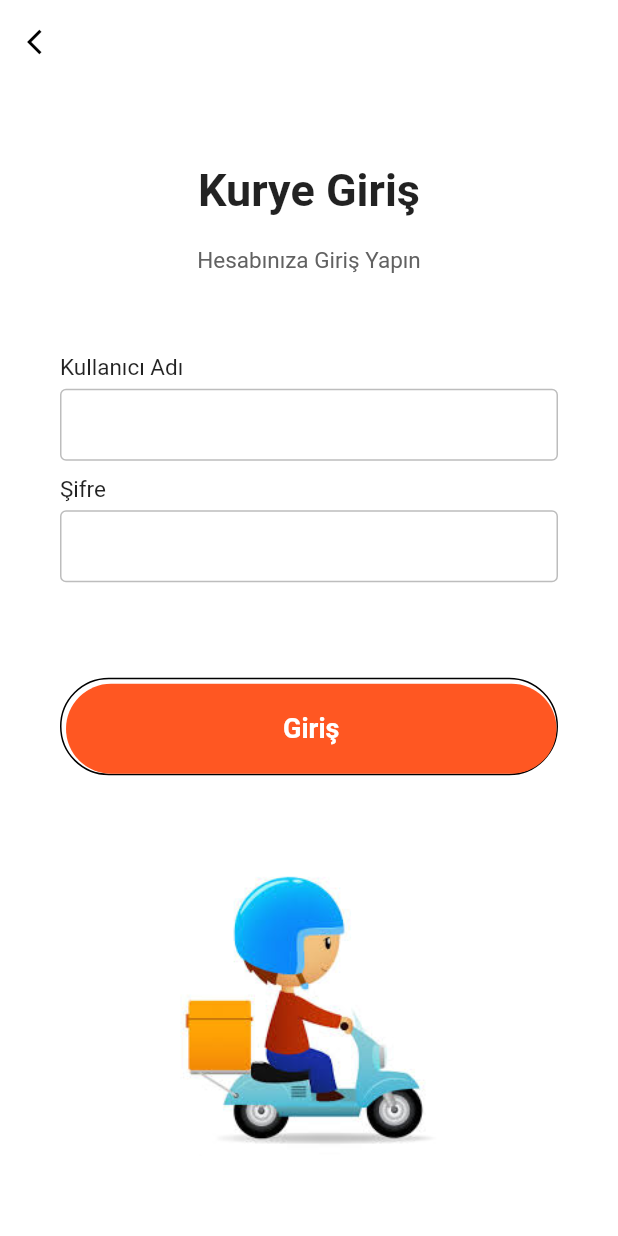
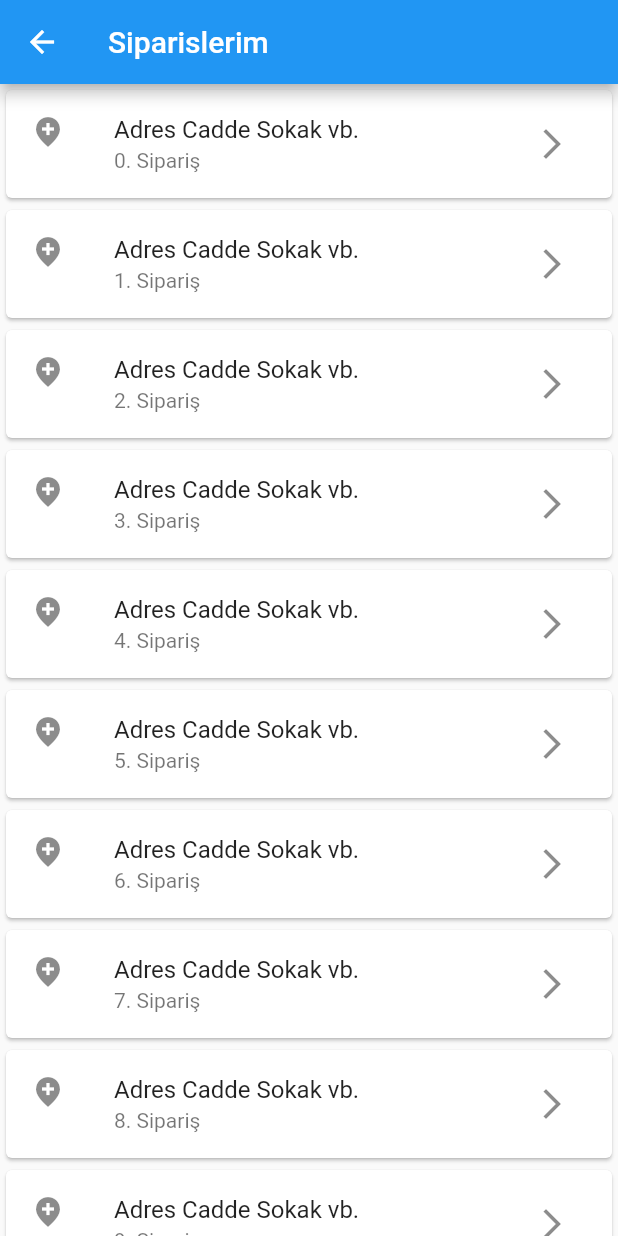
Before and after one commit to MobilProgramlamaProje/mobil_proje, a Flutter app: the KuryeGiris screen opened directly, after a tap on "Giriş", on a phone screen of 412 x 824 dp. Run offline on Flutter 3.47's test engine with Material 2 defaults, Android fonts, the light colour scheme and no system bars; our stand-ins replace firebase_auth, firebase_core; accounts and stored records are empty.

Commit message:
Kuryeler için taslak ana ekran ve sipariş ekranı oluşturuldu ve birbirlerine bağlandırıldı.

```diff
--- a/lib/KayitGiris/kurye_giris.dart
+++ b/lib/KayitGiris/kurye_giris.dart
@@ -1,4 +1,5 @@
 import 'package:flutter/material.dart';
+import 'package:mobil_proje/KuryeIslemleri/kurye_ana_ekran.dart';
 
 class KuryeGiris extends StatelessWidget {
   @override
@@ -71,7 +72,9 @@ class KuryeGiris extends StatelessWidget {
                     child: MaterialButton(
                       minWidth: double.infinity,
                       height: 60,
-                      onPressed: () {},
+                      onPressed: () {
+                        Navigator.push(context, MaterialPageRoute(builder: (context) => KuryeAnaEkran()));
+                      },
                       color: Colors.deepOrange,
                       elevation: 0,
                       shape: RoundedRectangleBorder(
--- /dev/null
+++ b/lib/KuryeIslemleri/kurye_ana_ekran.dart
@@ -0,0 +1,37 @@
+import 'package:flutter/cupertino.dart';
+import 'package:flutter/material.dart';
+import 'file:///C:/Users/Acer/Desktop/mobil_proje/lib/KuryeIslemleri/kurye_sirapis_ekrani.dart';
+
+class KuryeAnaEkran extends StatelessWidget {
+  @override
+  Widget build(BuildContext context) {
+    return Scaffold(
+      appBar: AppBar(
+        title: Text('Siparislerim',
+        ),
+      ),
+      body: _buildListView(context),
+    );
+  }
+
+  ListView _buildListView(BuildContext context) {
+    return ListView.builder(
+      itemCount: 10,
+      itemBuilder: (_, index) {
+        return Card(
+        child: ListTile(
+          title: Text('Adres Cadde Sokak vb.'),
+          subtitle: Text('$index. Sipariş '),
+          leading: Icon(Icons.add_location_sharp),
+          trailing: IconButton(
+          icon: Icon(Icons.arrow_forward_ios_outlined),
+          onPressed: (){
+            Navigator.push(context, MaterialPageRoute(builder: (context) => KuryeSiparisEkrani(index)));
+          },
+          ),
+          ),
+        );
+      },
+    );
+  }
+}
```
Also changed, not shown: lib/KuryeIslemleri/kurye_sirapis_ekrani.dart (added, +19 -0 lines).
